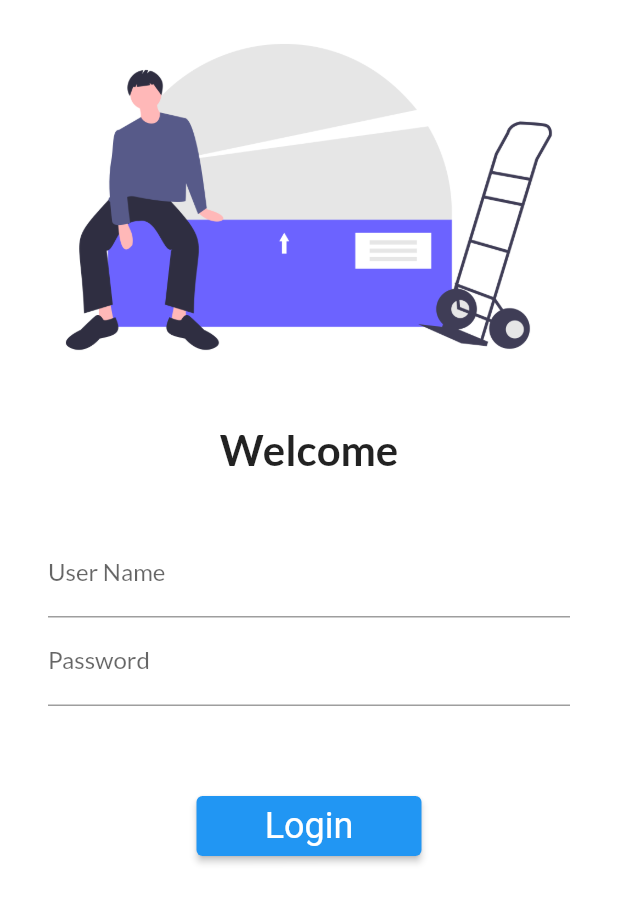
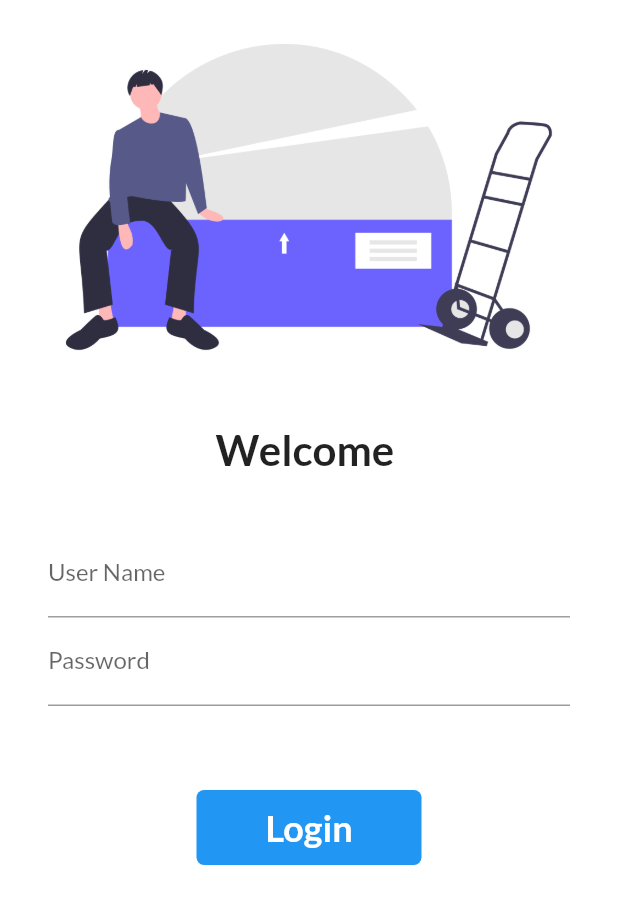
Before and after one commit to MDSAJIBCHOWDHURY/Flutter-in-30days, a Flutter app: the screen it shows after launch, on a phone screen of 412 x 824 dp. Shown: the top 904 px of the screen. Run offline on Flutter 3.47's test engine with Material 2 defaults, Android fonts, the phone set to English and light mode, and no system bars; our stand-ins replace google_fonts.

Commit message:
day6 completed

```diff
--- a/first_app/lib/pages/login_page.dart
+++ b/first_app/lib/pages/login_page.dart
@@ -1,9 +1,16 @@
 import 'package:first_app/utils/my_routes.dart';
 import 'package:flutter/material.dart';
 
-class LoginPage extends StatelessWidget {
+class LoginPage extends StatefulWidget {
   const LoginPage({Key? key}) : super(key: key);
 
+  @override
+  _LoginPageState createState() => _LoginPageState();
+}
+
+class _LoginPageState extends State<LoginPage> {
+  var _name = '';
+  var _tapOnButton = false;
   @override
   Widget build(BuildContext context) {
     return Material(
@@ -18,7 +25,7 @@ class LoginPage extends StatelessWidget {
               height: 20.0,
             ),
             Text(
-              'Welcome',
+              'Welcome $_name',
               style: TextStyle(
                 fontSize: 28,
                 fontWeight: FontWeight.bold,
@@ -37,6 +44,11 @@ class LoginPage extends StatelessWidget {
                       labelText: 'User Name',
                       hintText: 'Enter User Name',
                     ),
+                    onChanged: (value) {
+                      setState(() {
+                        _name = value;
+                      });
+                    },
                   ),
                   TextFormField(
                     decoration: InputDecoration(
@@ -51,18 +63,51 @@ class LoginPage extends StatelessWidget {
             SizedBox(
               height: 40.0,
             ),
-            ElevatedButton(
-              onPressed: () {
+            InkWell(
+              onTap: () async {
+                setState(() {
+                  _tapOnButton = true;
+                });
+                await Future.delayed(Duration(milliseconds: 1200));
                 Navigator.pushNamed(context, MyRoutes.homePage);
               },
-              child: Text('Login'),
-              style: TextButton.styleFrom(
-                minimumSize: Size(150, 40),
-                textStyle: TextStyle(
-                  fontSize: 24,
-                ),
+              child: AnimatedContainer(
+                duration: Duration(seconds: 1),
+                width: _tapOnButton ? 50 : 150,
+                height: 50,
+                alignment: Alignment.center,
+                child: _tapOnButton
+                    ? Icon(
+                        Icons.done,
+                        color: Colors.white,
+                      )
+                    : Text(
+                        'Login',
+                        style: TextStyle(
+                          color: Colors.white,
+                          fontSize: 24,
+                          fontWeight: FontWeight.bold,
+                        ),
+                      ),
+                decoration: BoxDecoration(
+                    color: Colors.blue,
+                    borderRadius: _tapOnButton
+                        ? BorderRadius.circular(50)
+                        : BorderRadius.circular(5)),
               ),
-            ),
+            )
+            // ElevatedButton(
+            //   onPressed: () {
+            //     Navigator.pushNamed(context, MyRoutes.homePage);
+            //   },
+            //   child: Text('Login'),
+            //   style: TextButton.styleFrom(
+            //     minimumSize: Size(150, 40),
+            //     textStyle: TextStyle(
+            //       fontSize: 24,
+            //     ),
+            //   ),
+            // ),
           ],
         ),
       ),
```
